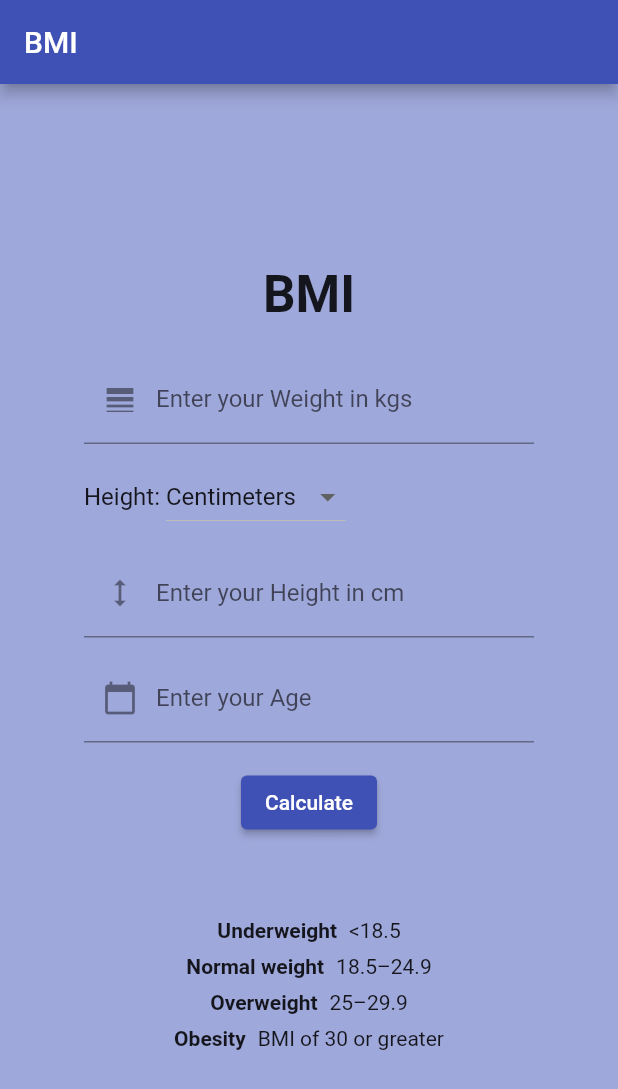
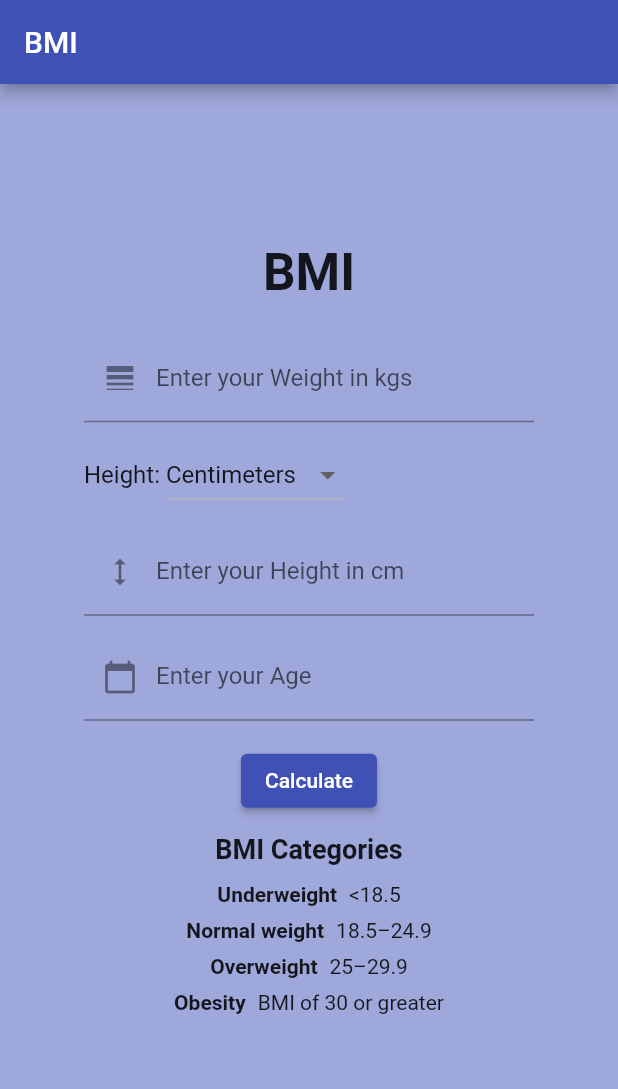
Before and after one commit to prateekp273/body_mass_index-BMI-using-flutter, a Flutter app: the screen it shows after launch, on a phone screen of 412 x 824 dp. Shown: the top 1089 px of the screen. Run offline on Flutter 3.47's test engine with Material 2 defaults, Android fonts, the phone set to English and light mode, and no system bars.

Commit message:
4th commit

```diff
--- a/lib/main.dart
+++ b/lib/main.dart
@@ -144,18 +144,22 @@
                   child: const Text('Calculate'),
                 ),
                 const SizedBox(height: 11),
+                const Text(
+                  'BMI Categories',
+                  style: TextStyle(
+                    fontSize: 18,
+                    fontWeight: FontWeight.bold,
+                  ),
+                ),
+                const SizedBox(height: 8),
+                buildBMIInfo("Underweight", "<18.5"),
+                buildBMIInfo("Normal weight", "18.5–24.9"),
+                buildBMIInfo("Overweight", "25–29.9"),
+                buildBMIInfo("Obesity", "BMI of 30 or greater"),
+                const SizedBox(height: 16),
                 Text(
                   result,
                   style: const TextStyle(fontSize: 19),
-                ),
-                const SizedBox(height: 16),
-                Column(
-                  children: [
-                    buildBMIInfo("Underweight", "<18.5"),
-                    buildBMIInfo("Normal weight", "18.5–24.9"),
-                    buildBMIInfo("Overweight", "25–29.9"),
-                    buildBMIInfo("Obesity", "BMI of 30 or greater"),
-                  ],
                 ),
               ],
             ),
@@ -239,11 +243,10 @@
       return "Underweight";
     } else if (bmi >= 18.5 && bmi < 25) {
       return "Normal weight";
-
     } else if (bmi >= 25 && bmi < 30) {
-    return "Overweight";
+      return "Overweight";
     } else {
-    return "Obesity";
+      return "Obesity";
     }
   }
 
```
